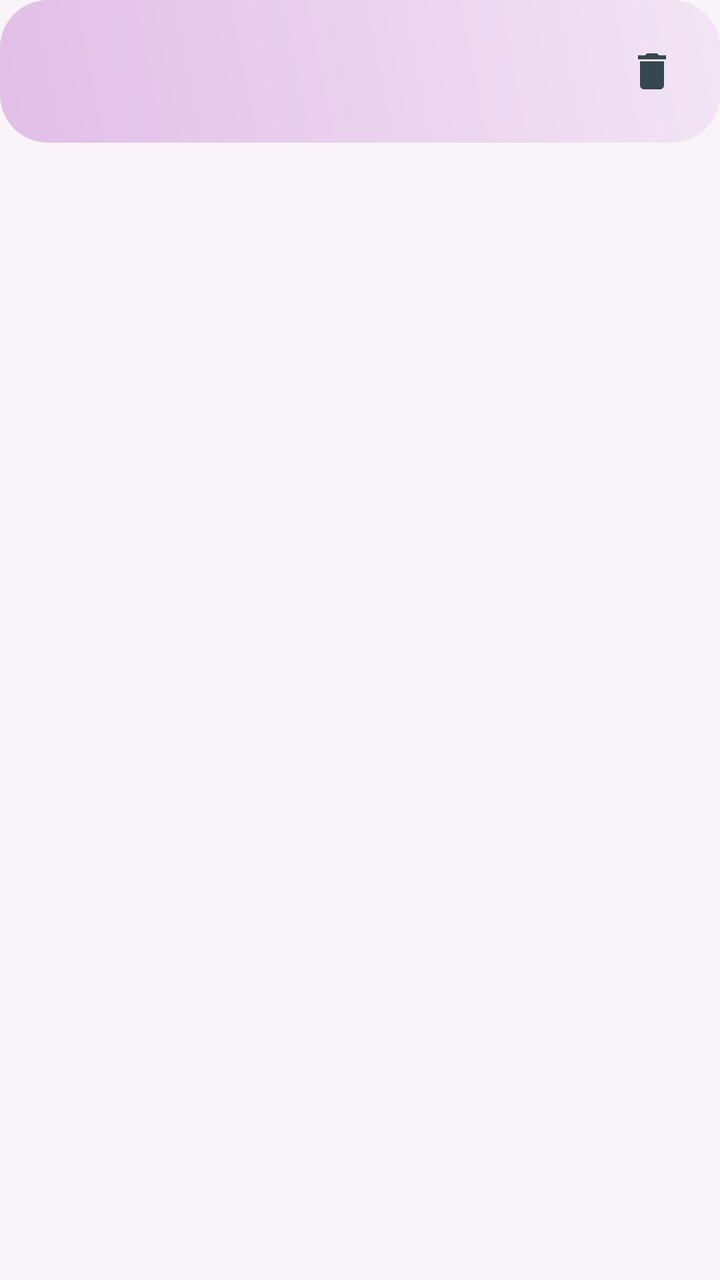
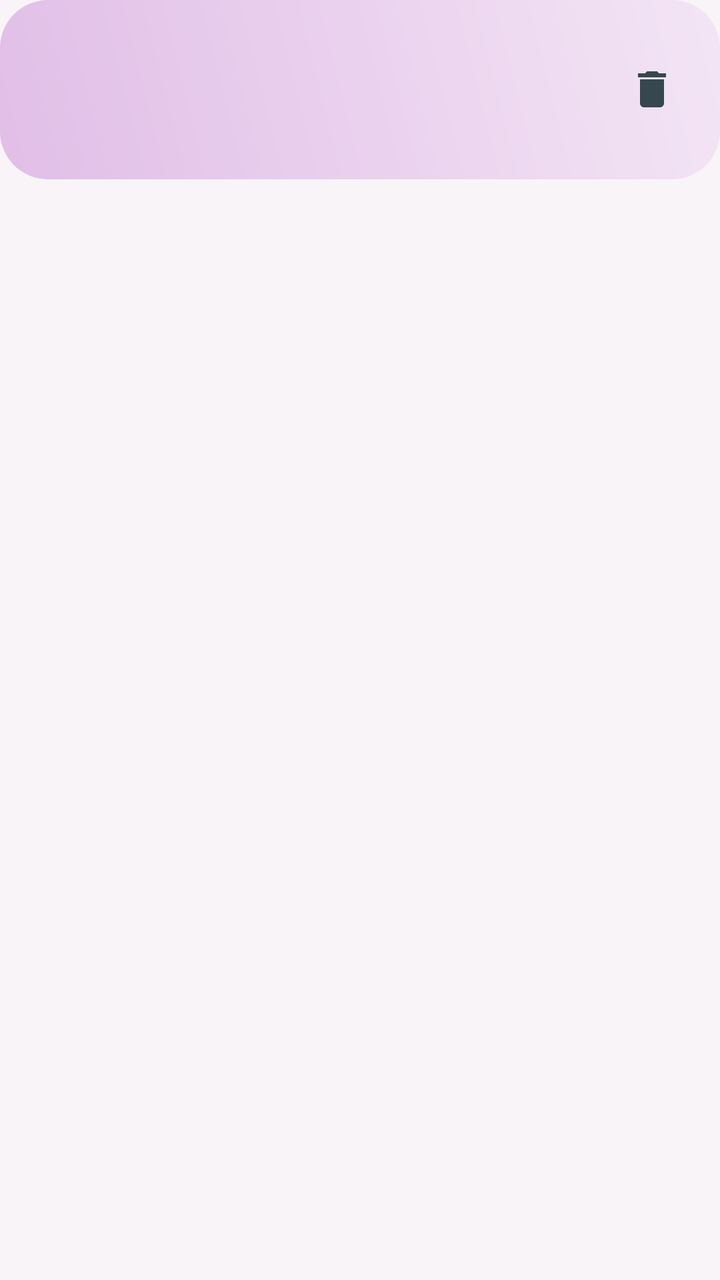

The first picture is an Android layout as it rendered before a commit; the second is the same layout after the commit. The layout source and the unified diff follow.
<!-- AndroidManifest.xml: application theme Theme.TrueDistance -->
<!-- res/layout/item_history_entry.xml -->
<?xml version="1.0" encoding="utf-8"?>
<FrameLayout
    xmlns:android="http://schemas.android.com/apk/res/android"
    xmlns:app="http://schemas.android.com/apk/res-auto"
    android:id="@+id/root"
    android:layout_width="match_parent"
    android:layout_height="wrap_content"
    android:layout_marginHorizontal="16dp"
    android:layout_marginVertical="8dp">

    <LinearLayout
        android:id="@+id/root_container"
        android:layout_width="match_parent"
        android:layout_height="wrap_content"
        android:background="@drawable/bg_card_lavender"
        android:orientation="vertical"
        android:padding="16dp">

        <LinearLayout
            android:layout_width="match_parent"
            android:layout_height="wrap_content"
            android:orientation="horizontal"
            android:gravity="center_vertical">

            <LinearLayout
                android:layout_width="0dp"
                android:layout_height="wrap_content"
                android:layout_weight="1"
                android:orientation="vertical">

                <TextView
                    android:id="@+id/destinationText"
                    android:layout_width="match_parent"
                    android:layout_height="wrap_content"
                    android:textStyle="bold"
                    android:textSize="16sp" />

                <TextView
                    android:id="@+id/initialDistanceText"
                    android:layout_width="match_parent"
                    android:layout_height="wrap_content"
                    android:textSize="13sp"
                    android:textColor="@color/text_secondary" />
            </LinearLayout>

            <ImageButton
                android:id="@+id/deleteButton"
                android:layout_width="36dp"
                android:layout_height="36dp"
                android:background="?attr/selectableItemBackgroundBorderless"
                android:contentDescription="@string/delete"
                android:src="@drawable/ic_delete" />
        </LinearLayout>

        
        <LinearLayout
            android:id="@+id/snapshotContainer"
            android:layout_width="match_parent"
            android:layout_height="wrap_content"
            android:orientation="vertical"
            android:visibility="gone" />

    </LinearLayout>
</FrameLayout>
<!-- resources referenced by this layout -->
<resources>
  <color name="text_secondary">#90A4AE</color>
  <!-- drawable bg_card_lavender (drawable) -->
  <?xml version="1.0" encoding="utf-8"?>
  <shape xmlns:android="http://schemas.android.com/apk/res/android">
      <gradient
          android:angle="45"
          android:endColor="#F3E5F5"
          android:startColor="#E1BEE7"
          android:type="linear" />
      <corners android:radius="24dp" />
  </shape>
  <!-- drawable ic_delete (drawable) -->
  <?xml version="1.0" encoding="utf-8"?>
  <vector xmlns:android="http://schemas.android.com/apk/res/android"
      android:width="24dp"
      android:height="24dp"
      android:viewportWidth="24"
      android:viewportHeight="24"
      android:tint="@color/text_primary">
      <path
          android:fillColor="@android:color/white"
          android:pathData="M6,19c0,1.1 0.9,2 2,2h8c1.1,0 2,-0.9 2,-2V7H6V19zM19,4h-3.5l-1,-1h-5l-1,1H5v2h14V4z" />
  </vector>
  <string name="delete">Delete</string>
  <style name="Theme.TrueDistance" parent="Theme.MaterialComponents.DayNight.NoActionBar">
          <item name="colorPrimary">@color/primary_violet</item>
          <item name="colorPrimaryVariant">@color/primary_violet</item>
          <item name="colorSecondary">@color/primary_lavender</item>
          <item name="android:windowBackground">@color/background_soft</item>
  
          
          <item name="materialAlertDialogTheme">@style/Theme.TrueDistance.Dialog</item>
  
          
          <item name="materialButtonStyle">@style/Widget.App.Button</item>
          <item name="bottomNavigationStyle">@style/Widget.App.BottomNavigationView</item>
      </style>
  <color name="text_primary">#37474F</color>
  <color name="primary_violet">#7C4DFF</color>
  <color name="primary_lavender">#E1BEE7</color>
  <color name="background_soft">#F9F4F8</color>
  <style name="Theme.TrueDistance.Dialog" parent="ThemeOverlay.MaterialComponents.MaterialAlertDialog">
          <item name="shapeAppearanceOverlay">@style/ShapeAppearance.App.Dialog</item>
          <item name="android:background">@color/card_white</item>
          <item name="buttonBarPositiveButtonStyle">@style/Widget.App.Button.Text</item>
          <item name="buttonBarNegativeButtonStyle">@style/Widget.App.Button.Text</item>
      </style>
  <style name="Widget.App.Button" parent="Widget.MaterialComponents.Button">
          <item name="cornerRadius">12dp</item>
          <item name="backgroundTint">@color/primary_violet</item>
          <item name="android:insetTop">0dp</item>
          <item name="android:insetBottom">0dp</item>
      </style>
  <style name="Widget.App.BottomNavigationView" parent="Widget.MaterialComponents.BottomNavigationView">
          <item name="itemIconTint">@color/nav_item_color_state</item>
          <item name="itemTextColor">@color/nav_item_color_state</item>
          <item name="backgroundTint">@null</item>
          <item name="elevation">8dp</item>
      </style>
  <style name="ShapeAppearance.App.Dialog" parent="">
          <item name="cornerSize">24dp</item>
      </style>
  <color name="card_white">#FFFFFF</color>
  <style name="Widget.App.Button.Text" parent="Widget.MaterialComponents.Button.TextButton">
          <item name="android:textColor">@color/primary_violet</item>
      </style>
</resources>

<!-- the commit's change to res/layout/item_history_entry.xml (unified diff, before → after) -->
@@ -41,6 +41,15 @@
                     android:layout_height="wrap_content"
                     android:textSize="13sp"
                     android:textColor="@color/text_secondary" />
+
+                
+                <TextView
+                    android:id="@+id/dateTimeText"
+                    android:layout_width="match_parent"
+                    android:layout_height="wrap_content"
+                    android:textSize="12sp"
+                    android:textColor="@color/text_secondary"
+                    android:layout_marginTop="2dp" />
             </LinearLayout>
 
             <ImageButton
